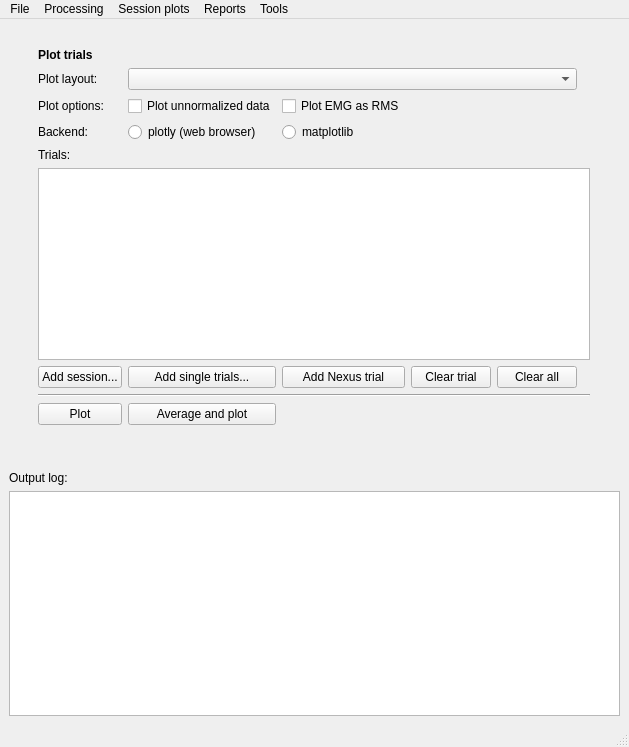
First picture: the form in gaitutils/gui/gaitmenu.ui, repository NCH-Motion-Laboratory/gaitutils, before the edit.
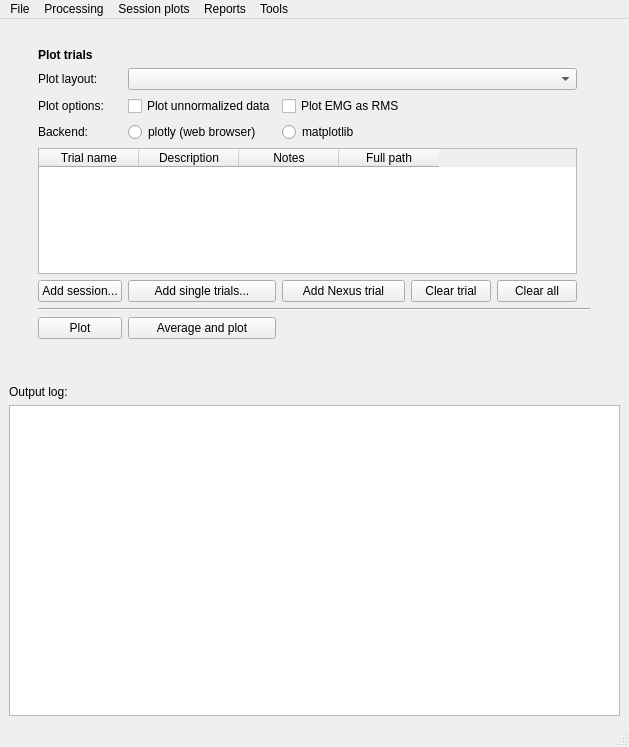
Second picture: the form after the edit. Custom widgets are drawn as their Qt base class.

Patch:
```diff
--- a/gaitutils/gui/gaitmenu.ui
+++ b/gaitutils/gui/gaitmenu.ui
@@ -33,23 +33,6 @@
     </item>
     <item>
      <layout class="QGridLayout" name="gridLayout">
-      <item row="13" column="2">
-       <widget class="QPushButton" name="btnAveragePlot">
-        <property name="text">
-         <string>Average and plot</string>
-        </property>
-       </widget>
-      </item>
-      <item row="7" column="3">
-       <widget class="QCheckBox" name="xbEMGRMS">
-        <property name="text">
-         <string>Plot EMG as RMS</string>
-        </property>
-        <property name="checked">
-         <bool>false</bool>
-        </property>
-       </widget>
-      </item>
       <item row="8" column="1">
        <widget class="QLabel" name="label">
         <property name="text">
@@ -57,27 +40,20 @@
         </property>
        </widget>
       </item>
-      <item row="11" column="1">
+      <item row="10" column="1">
        <widget class="QPushButton" name="btnAddSession">
         <property name="text">
          <string>Add session...</string>
         </property>
        </widget>
       </item>
-      <item row="12" column="1" colspan="6">
+      <item row="11" column="1" colspan="6">
        <widget class="Line" name="line">
         <property name="orientation">
          <enum>Qt::Horizontal</enum>
         </property>
        </widget>
       </item>
-      <item row="9" column="1">
-       <widget class="QLabel" name="label_8">
-        <property name="text">
-         <string>Trials:</string>
-        </property>
-       </widget>
-      </item>
       <item row="8" column="3">
        <widget class="QRadioButton" name="rbMatplotlib">
         <property name="text">
@@ -88,6 +64,16 @@
         </attribute>
        </widget>
       </item>
+      <item row="7" column="3">
+       <widget class="QCheckBox" name="xbEMGRMS">
+        <property name="text">
+         <string>Plot EMG as RMS</string>
+        </property>
+        <property name="checked">
+         <bool>false</bool>
+        </property>
+       </widget>
+      </item>
       <item row="8" column="2">
        <widget class="QRadioButton" name="rbPlotly">
         <property name="text">
@@ -111,26 +97,17 @@
         </property>
        </widget>
       </item>
-      <item row="5" column="0">
-       <spacer name="horizontalSpacer_3">
-        <property name="orientation">
-         <enum>Qt::Horizontal</enum>
+      <item row="12" column="2">
+       <widget class="QPushButton" name="btnAveragePlot">
+        <property name="text">
+         <string>Average and plot</string>
         </property>
-        <property name="sizeType">
-         <enum>QSizePolicy::Preferred</enum>
-        </property>
-        <property name="sizeHint" stdset="0">
-         <size>
-          <width>40</width>
-          <height>20</height>
-         </size>
-        </property>
-       </spacer>
+       </widget>
       </item>
-      <item row="13" column="1">
-       <widget class="QPushButton" name="btnPlotTrials">
+      <item row="10" column="2">
+       <widget class="QPushButton" name="btnAddTrials">
         <property name="text">
-         <string>Plot</string>
+         <string>Add single trials...</string>
         </property>
        </widget>
       </item>
@@ -150,6 +127,29 @@
         </property>
        </spacer>
       </item>
+      <item row="12" column="1">
+       <widget class="QPushButton" name="btnPlotTrials">
+        <property name="text">
+         <string>Plot</string>
+        </property>
+       </widget>
+      </item>
+      <item row="5" column="0">
+       <spacer name="horizontalSpacer_3">
+        <property name="orientation">
+         <enum>Qt::Horizontal</enum>
+        </property>
+        <property name="sizeType">
+         <enum>QSizePolicy::Preferred</enum>
+        </property>
+        <property name="sizeHint" stdset="0">
+         <size>
+          <width>40</width>
+          <height>20</height>
+         </size>
+        </property>
+       </spacer>
+      </item>
       <item row="5" column="1">
        <widget class="QLabel" name="label_3">
         <property name="text">
@@ -157,24 +157,7 @@
         </property>
        </widget>
       </item>
-      <item row="11" column="2">
-       <widget class="QPushButton" name="btnAddTrials">
-        <property name="text">
-         <string>Add single trials...</string>
-        </property>
-       </widget>
-      </item>
-      <item row="10" column="1" colspan="6">
-       <widget class="NiceListWidget" name="listTrials">
-        <property name="sizePolicy">
-         <sizepolicy hsizetype="Expanding" vsizetype="Expanding">
-          <horstretch>0</horstretch>
-          <verstretch>0</verstretch>
-         </sizepolicy>
-        </property>
-       </widget>
-      </item>
-      <item row="15" column="6">
+      <item row="14" column="6">
        <widget class="QLabel" name="label_2">
         <property name="text">
          <string/>
@@ -188,6 +171,13 @@
         </property>
        </widget>
       </item>
+      <item row="10" column="3">
+       <widget class="QPushButton" name="btnAddNexusTrial">
+        <property name="text">
+         <string>Add Nexus trial</string>
+        </property>
+       </widget>
+      </item>
       <item row="3" column="1">
        <widget class="QLabel" name="label_6">
         <property name="font">
@@ -201,35 +191,73 @@
         </property>
        </widget>
       </item>
-      <item row="11" column="3">
-       <widget class="QPushButton" name="btnAddNexusTrial">
-        <property name="text">
-         <string>Add Nexus trial</string>
+      <item row="5" column="2" colspan="4">
+       <widget class="QComboBox" name="cbLayout">
+        <property name="sizePolicy">
+         <sizepolicy hsizetype="Preferred" vsizetype="Preferred">
+          <horstretch>0</horstretch>
+          <verstretch>0</verstretch>
+         </sizepolicy>
         </property>
        </widget>
       </item>
-      <item row="11" column="4">
+      <item row="10" column="4">
        <widget class="QPushButton" name="btnClearTrial">
         <property name="text">
          <string>Clear trial</string>
         </property>
        </widget>
       </item>
-      <item row="11" column="5">
+      <item row="10" column="5">
        <widget class="QPushButton" name="btnClearAll">
         <property name="text">
          <string>Clear all</string>
         </property>
        </widget>
       </item>
-      <item row="5" column="2" colspan="4">
-       <widget class="QComboBox" name="cbLayout">
-        <property name="sizePolicy">
-         <sizepolicy hsizetype="Preferred" vsizetype="Preferred">
-          <horstretch>0</horstretch>
-          <verstretch>0</verstretch>
-         </sizepolicy>
+      <item row="9" column="1" colspan="5">
+       <widget class="QTableWidget" name="tableTrials">
+        <property name="sizeAdjustPolicy">
+         <enum>QAbstractScrollArea::AdjustToContents</enum>
         </property>
+        <property name="editTriggers">
+         <set>QAbstractItemView::NoEditTriggers</set>
+        </property>
+        <property name="alternatingRowColors">
+         <bool>false</bool>
+        </property>
+        <property name="selectionBehavior">
+         <enum>QAbstractItemView::SelectRows</enum>
+        </property>
+        <attribute name="horizontalHeaderStretchLastSection">
+         <bool>false</bool>
+        </attribute>
+        <attribute name="verticalHeaderVisible">
+         <bool>false</bool>
+        </attribute>
+        <attribute name="verticalHeaderStretchLastSection">
+         <bool>false</bool>
+        </attribute>
+        <column>
+         <property name="text">
+          <string>Trial name</string>
+         </property>
+        </column>
+        <column>
+         <property name="text">
+          <string>Description</string>
+         </property>
+        </column>
+        <column>
+         <property name="text">
+          <string>Notes</string>
+         </property>
+        </column>
+        <column>
+         <property name="text">
+          <string>Full path</string>
+         </property>
+        </column>
        </widget>
       </item>
      </layout>
@@ -455,13 +483,6 @@
    </property>
   </action>
  </widget>
- <customwidgets>
-  <customwidget>
-   <class>NiceListWidget</class>
-   <extends>QListWidget</extends>
-   <header>gaitutils.gui.qt_widgets</header>
-  </customwidget>
- </customwidgets>
  <resources/>
  <connections/>
  <buttongroups>
```
